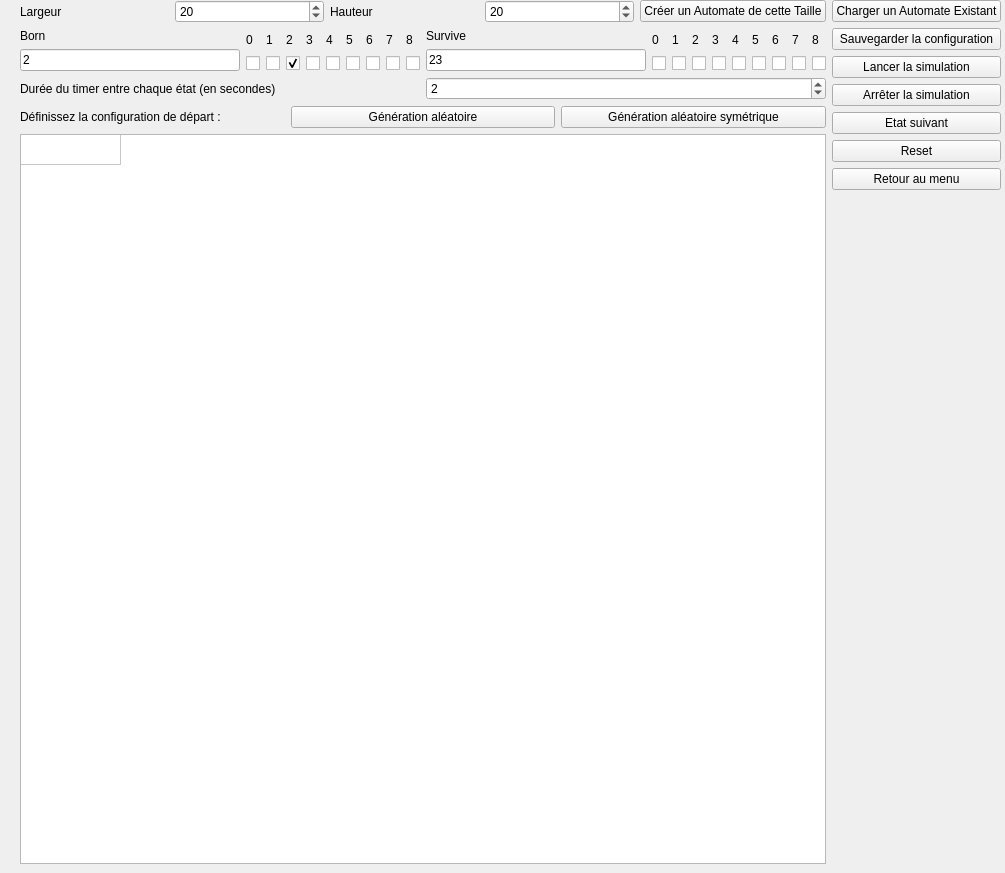
First picture: the form in automate_2d.ui, repository artemisart/lo21-gameoflife, before the edit.
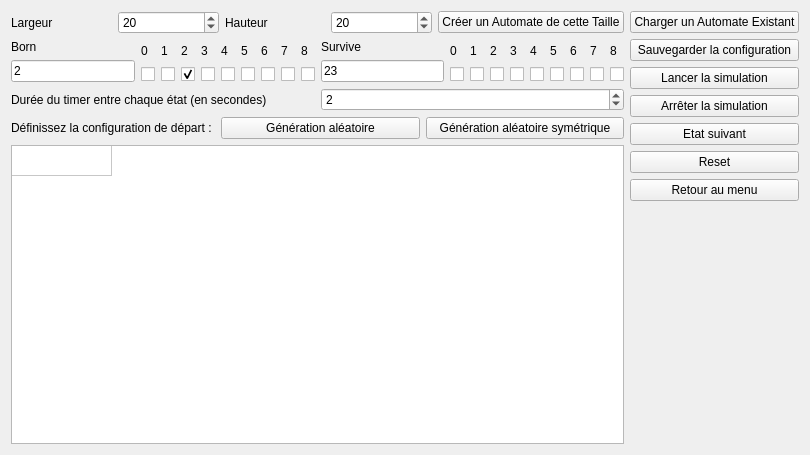
Second picture: the form after the edit.

Commit message: fix layouts, it's responsive now !

The edit to the form file:
```diff
--- a/automate_2d.ui
+++ b/automate_2d.ui
@@ -6,26 +6,14 @@
    <rect>
     <x>0</x>
     <y>0</y>
-    <width>1005</width>
-    <height>873</height>
+    <width>810</width>
+    <height>455</height>
    </rect>
   </property>
   <property name="windowTitle">
    <string>Form</string>
   </property>
-  <widget class="QWidget" name="layoutWidget">
-   <property name="geometry">
-    <rect>
-     <x>20</x>
-     <y>0</y>
-     <width>981</width>
-     <height>864</height>
-    </rect>
-   </property>
-   <layout class="QHBoxLayout" name="horizontalLayout_4">
-    <property name="sizeConstraint">
-     <enum>QLayout::SetMaximumSize</enum>
-    </property>
+  <layout class="QHBoxLayout" name="horizontalLayout">
     <item>
      <layout class="QVBoxLayout" name="verticalLayout_6">
       <property name="sizeConstraint">
@@ -457,8 +445,8 @@
         </property>
         <property name="minimumSize">
          <size>
-          <width>500</width>
-          <height>500</height>
+         <width>200</width>
+         <height>200</height>
          </size>
         </property>
         <property name="maximumSize">
@@ -572,7 +560,6 @@
      </layout>
     </item>
    </layout>
-  </widget>
  </widget>
  <resources/>
  <connections/>
```
Lines whose indentation alone changed are shown as unchanged.
